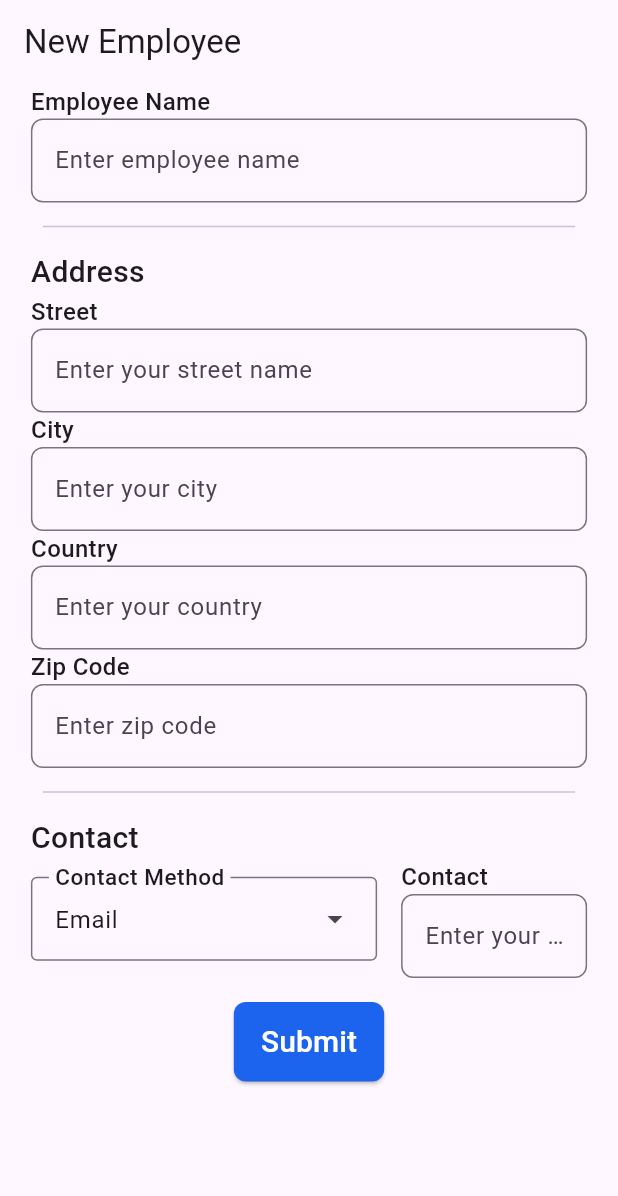
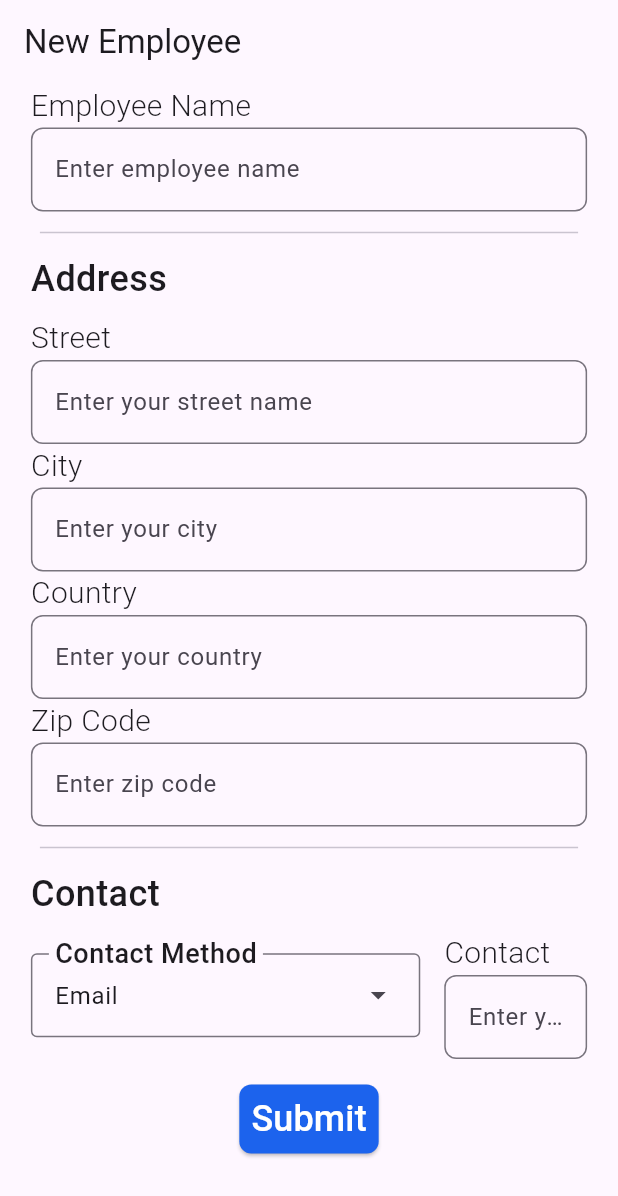
Before and after one commit to XxThunderBlastxX/cosmocloud_task, a Flutter app: the NewEmployeeScreen screen opened by its route, on a phone screen of 412 x 824 dp. Shown: the top 1196 px of the screen. Run offline on Flutter 3.47's test engine with Material 3 defaults, Android fonts, the phone set to English and light mode, and no system bars; our stand-ins replace bloc, dartx, dartz, dio, equatable, flutter_bloc and 4 more; generated files the repository leaves out were written again; network calls fail; Roboto replaces fonts that are missing (Dosis).

Commit message:
Refactored styling

```diff
--- /dev/null
+++ b/lib/src/app/common/widgets/styled_divider.dart
@@ -0,0 +1,13 @@
+import 'package:flutter/material.dart';
+
+class StyledDivider extends StatelessWidget {
+  const StyledDivider({super.key});
+
+  @override
+  Widget build(BuildContext context) {
+    return const Padding(
+      padding: EdgeInsets.all(6.0),
+      child: Divider(),
+    );
+  }
+}
--- a/lib/src/app/theme/theme.dart
+++ b/lib/src/app/theme/theme.dart
@@ -9,8 +9,8 @@ class AppTheme {
       style: ButtonStyle(
         padding: WidgetStateProperty.all<EdgeInsetsGeometry>(
           const EdgeInsets.symmetric(
-            horizontal: 18,
-            vertical: 12,
+            horizontal: 8,
+            vertical: 6,
           ),
         ),
         backgroundColor: WidgetStateProperty.all<Color>(
@@ -26,16 +26,16 @@ class AppTheme {
     fontFamily: GoogleFonts.dosis().fontFamily,
     textTheme: TextTheme(
       labelLarge: GoogleFonts.dosis(
-        fontSize: 20,
+        fontSize: 24,
         fontWeight: FontWeight.w500,
       ),
       labelMedium: GoogleFonts.dosis(
-        fontSize: 16,
-        fontWeight: FontWeight.w500,
+        fontSize: 20,
+        fontWeight: FontWeight.w300,
       ),
       labelSmall: GoogleFonts.dosis(
-        fontSize: 14,
-        fontWeight: FontWeight.w500,
+        fontSize: 15,
+        fontWeight: FontWeight.w300,
       ),
     ),
   );
--- a/lib/src/feature/employee/presentation/screens/widgets/add_employee_form.dart
+++ b/lib/src/feature/employee/presentation/screens/widgets/add_employee_form.dart
@@ -1,3 +1,4 @@
+import 'package:cosmocloud_task/src/app/common/widgets/styled_divider.dart';
 import 'package:flutter/material.dart';
 import 'package:flutter_bloc/flutter_bloc.dart';
 import 'package:go_router/go_router.dart';
@@ -86,14 +87,12 @@ class _AddEmployeeFormState extends State<AddEmployeeForm> {
             hintText: 'Enter employee name',
             controller: _nameController,
           ),
-          const Padding(
-            padding: EdgeInsets.all(8.0),
-            child: Divider(),
-          ),
+          const StyledDivider(),
           Text(
             'Address',
             style: AppTheme.theme.textTheme.labelLarge,
           ),
+          const SizedBox(height: 8.0),
           StyledTextFormField(
             fieldName: 'Street',
             hintText: 'Enter your street name',
@@ -114,14 +113,12 @@ class _AddEmployeeFormState extends State<AddEmployeeForm> {
             hintText: 'Enter zip code',
             controller: _zipCodeController,
           ),
-          const Padding(
-            padding: EdgeInsets.all(8.0),
-            child: Divider(),
-          ),
+          const StyledDivider(),
           Text(
             'Contact',
             style: AppTheme.theme.textTheme.labelLarge,
           ),
+          const SizedBox(height: 8.0),
           Row(
             crossAxisAlignment: CrossAxisAlignment.center,
             mainAxisSize: MainAxisSize.max,
```
Also changed, not shown: lib/src/feature/employee/presentation/screens/employee_details_screen.dart (+5 -2 lines), lib/src/feature/employee/presentation/screens/employee_screen.dart (+13 -4 lines).
